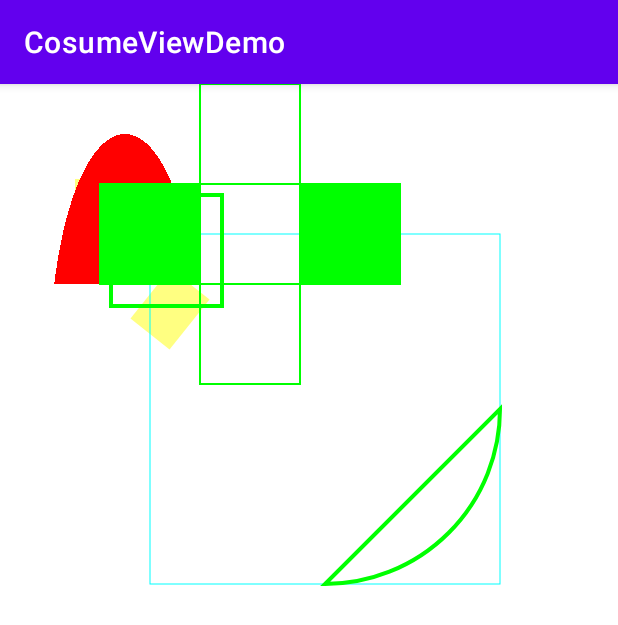
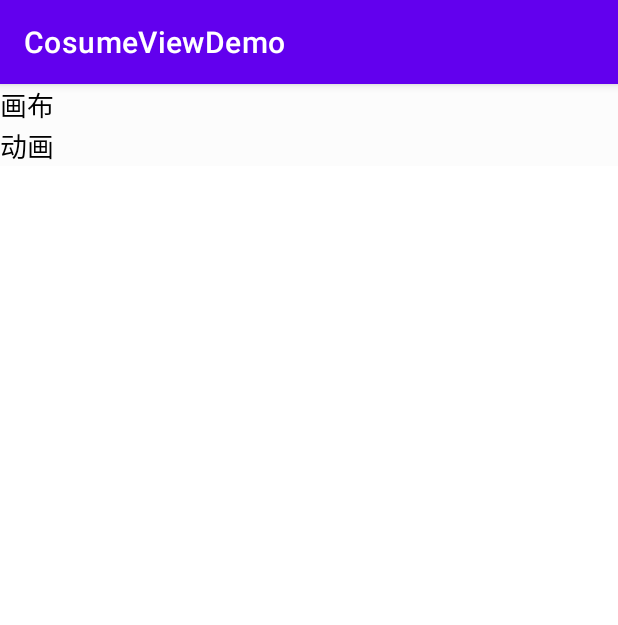
Before and after one commit to zzfyx/ViewDemo, an Android app: the screen it shows after launch (Lin1Activity before the commit, MainActivity after it), on a phone screen of 412 x 824 dp. Shown: the top 625 px of the screen. Run offline under Robolectric (Android 15) with nearby library versions, the phone set to English and light mode, and no system bars.

Commit message:
第3次提交

```diff
--- a/app/build.gradle
+++ b/app/build.gradle
@@ -16,6 +16,9 @@ android {
         testInstrumentationRunner "androidx.test.runner.AndroidJUnitRunner"
     }
 
+    viewBinding {
+        enabled = true
+    }
     buildTypes {
         release {
             minifyEnabled false
--- a/app/src/main/java/com/hcmes/viewdemo/MainActivity.kt
+++ b/app/src/main/java/com/hcmes/viewdemo/MainActivity.kt
@@ -3,15 +3,68 @@ package com.hcmes.viewdemo
 import android.content.Intent
 import androidx.appcompat.app.AppCompatActivity
 import android.os.Bundle
+import android.view.LayoutInflater
+import android.view.View
+import android.view.ViewGroup
+import android.widget.TextView
+import androidx.recyclerview.widget.LinearLayoutManager
+import androidx.recyclerview.widget.RecyclerView
+import com.hcmes.viewdemo.l2.Lin2Activity
 import com.hcmes.viewdemo.l1.Lin1Activity
+import java.util.ArrayList
 
 class MainActivity : AppCompatActivity() {
+    var array= ArrayList<ListDemo>()
+    lateinit var recyclerView:RecyclerView
     override fun onCreate(savedInstanceState: Bundle?) {
         super.onCreate(savedInstanceState)
         setContentView(R.layout.activity_main)
-        var intent=Intent(baseContext,Lin1Activity::class.java)
-        startActivity(intent)
-        var intent2=Intent(baseContext,Lin1Activity::class.java)
-        startActivity(intent2)
+        array.add(ListDemo("画布",Lin1Activity::class.java))
+        array.add(ListDemo("动画",Lin2Activity::class.java))
+        recyclerView=  findViewById<RecyclerView>(R.id.recyclerView);
+        var manager=  LinearLayoutManager(this@MainActivity)
+        manager.setOrientation(RecyclerView.VERTICAL)
+        var adapter= ListAdapter<ListDemo>();
+        recyclerView.adapter=adapter
+        recyclerView.layoutManager=manager
+    }
+    inner class  ListAdapter<T>: RecyclerView.Adapter<ListViewHolder>() {
+        override fun onCreateViewHolder(parent: ViewGroup, viewType: Int): ListViewHolder {
+           var itemView= LayoutInflater.from(baseContext).inflate(R.layout.recy_item,parent,false)
+           var viewHolder=ListViewHolder(itemView)
+            return  viewHolder;
+        }
+        override fun onBindViewHolder(holder: ListViewHolder, position: Int) {
+            holder.textview!!.setText(array[position].name)
+            holder.textview!!.setOnClickListener{
+                var item= array[position]
+                var intent=Intent(baseContext,item.clazz)
+                startActivity(intent)
+            }
+        }
+
+        override fun getItemCount(): Int {
+           return array.size
+        }
+
+
+    }
+    inner class ListViewHolder : RecyclerView.ViewHolder {
+        var textview:TextView?=null
+         constructor(itemView: View):super(itemView){
+             textview=  itemView.findViewById<TextView>(R.id.textView);
+         }
+
+    }
+
+
+    inner class ListDemo {
+        var name:String?=null
+        var clazz:Class<*>?=null
+
+        constructor(name: String?, clazz: Class<*>?) {
+            this.name = name
+            this.clazz = clazz
+        }
     }
 }
--- a/app/src/main/res/layout/activity_main.xml
+++ b/app/src/main/res/layout/activity_main.xml
@@ -6,13 +6,13 @@
     android:layout_height="match_parent"
     tools:context=".MainActivity">
 
-    <TextView
-        android:layout_width="wrap_content"
-        android:layout_height="wrap_content"
-        android:text="Hello World!"
-        app:layout_constraintBottom_toBottomOf="parent"
-        app:layout_constraintLeft_toLeftOf="parent"
-        app:layout_constraintRight_toRightOf="parent"
-        app:layout_constraintTop_toTopOf="parent" />
+   <androidx.recyclerview.widget.RecyclerView
+       android:id="@+id/recyclerView"
+       android:layout_width="0dp"
+       android:layout_height="0dp"
+       app:layout_constraintBottom_toBottomOf="parent"
+       app:layout_constraintEnd_toEndOf="parent"
+       app:layout_constraintStart_toStartOf="parent"
+       app:layout_constraintTop_toTopOf="parent" />
 
 </androidx.constraintlayout.widget.ConstraintLayout>
--- /dev/null
+++ b/app/src/main/res/layout/recy_item.xml
@@ -0,0 +1,10 @@
+<?xml version="1.0" encoding="utf-8"?>
+<TextView
+    xmlns:android="http://schemas.android.com/apk/res/android"
+    android:id="@+id/textView"
+    android:layout_width="match_parent"
+    android:layout_height="wrap_content"
+    android:background="@color/cardview_shadow_end_color"
+    android:text="11"
+    android:textColor="@color/black"
+    android:textSize="18sp"  />
```
Also changed, not shown: app/src/main/AndroidManifest.xml (+5 -2 lines), app/src/main/java/com/hcmes/viewdemo/l2/Lin2Activity.kt (added, +36 -0 lines), app/src/main/res/anim/scale.xml (added, +33 -0 lines), app/src/main/res/layout/activity_l2.xml (added, +21 -0 lines).
